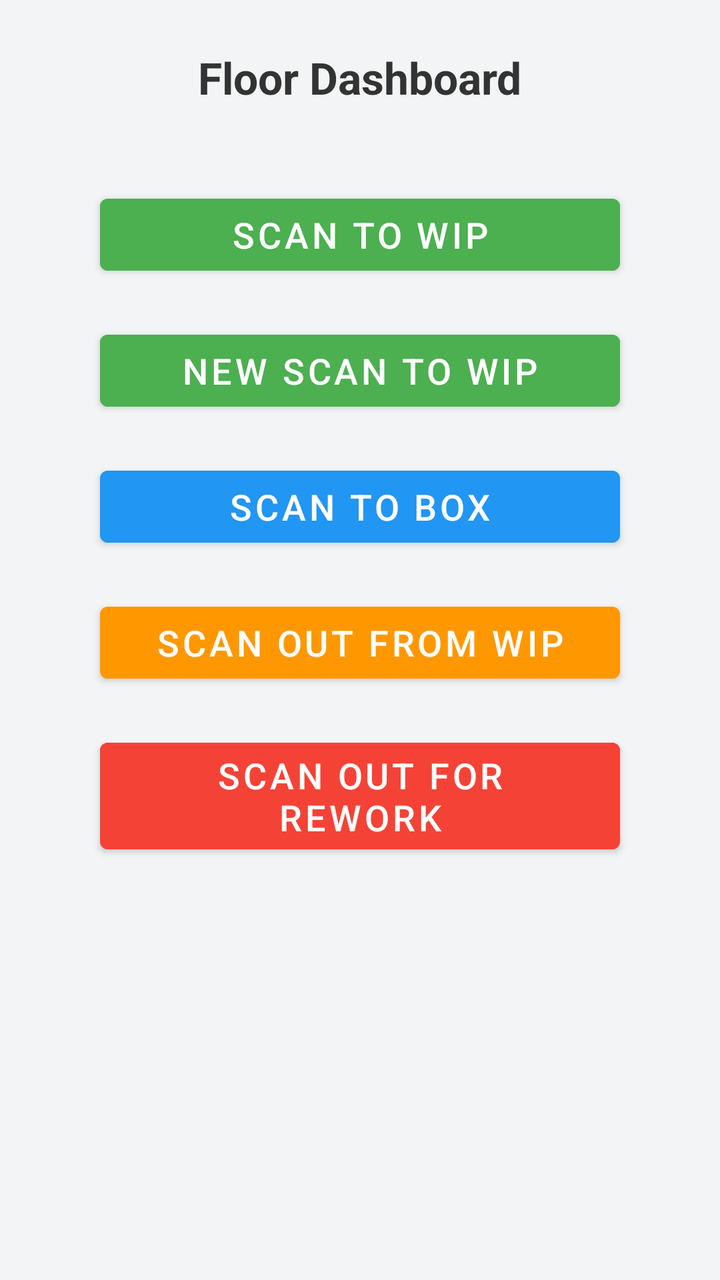
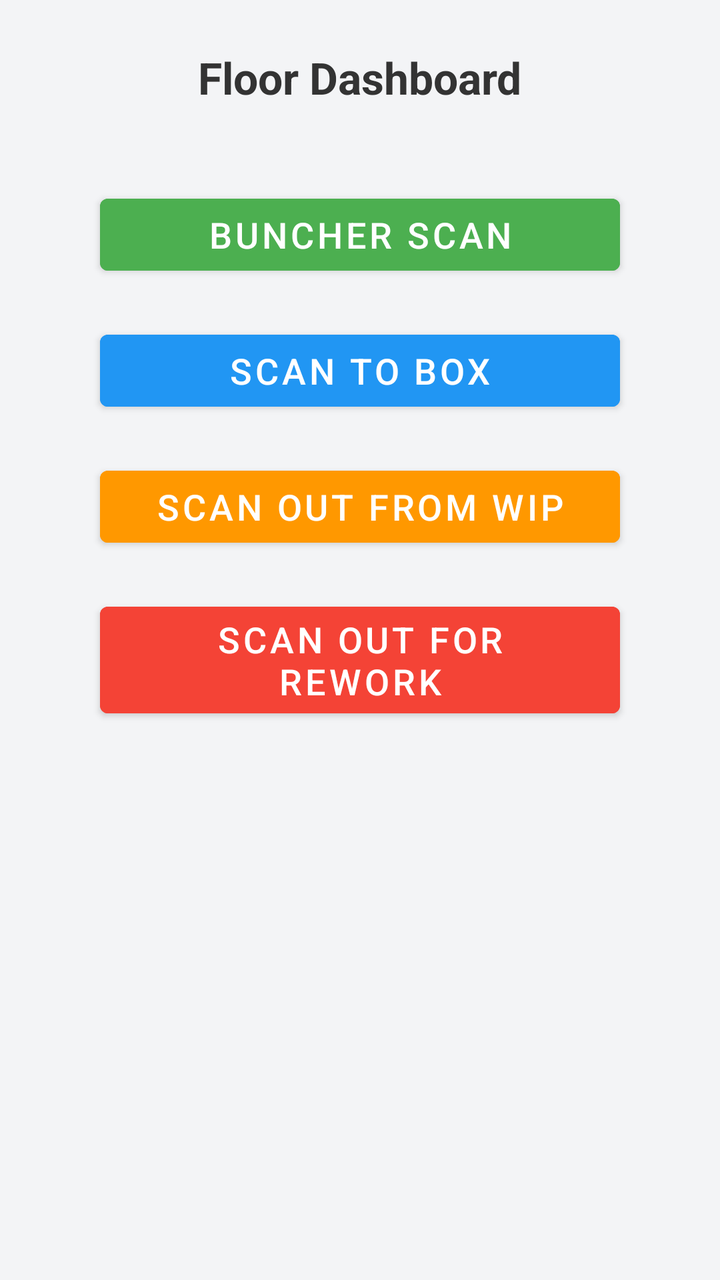

Compare the two renders of this Android layout. The source of the first and the diff that turns it into the second are given below.
<!-- AndroidManifest.xml: application theme Theme.YourApp -->
<!-- res/layout/activity_floor_dashboard.xml -->
<?xml version="1.0" encoding="utf-8"?>
<ScrollView xmlns:android="http://schemas.android.com/apk/res/android"
    android:layout_width="match_parent"
    android:layout_height="match_parent"
    android:background="#F3F4F6">

    <LinearLayout
        android:orientation="vertical"
        android:gravity="center"
        android:padding="24dp"
        android:layout_width="match_parent"
        android:layout_height="wrap_content">

        <TextView
            android:id="@+id/floorWelcomeText"
            android:text="Floor Dashboard"
            android:textColor="#333333"
            android:textSize="22sp"
            android:textStyle="bold"
            android:layout_marginBottom="40dp"
            android:layout_width="wrap_content"
            android:layout_height="wrap_content" />

        <Button
            android:id="@+id/scanToWipBtn"
            android:text="Scan to WIP"
            android:layout_width="260dp"
            android:layout_height="wrap_content"
            android:textSize="18sp"
            android:textColor="#FFFFFF"
            android:backgroundTint="#4CAF50"
            android:layout_marginBottom="20dp" />

        <Button
            android:id="@+id/newscanToWipBtn"
            android:text="New Scan to WIP"
            android:layout_width="260dp"
            android:layout_height="wrap_content"
            android:textSize="18sp"
            android:textColor="#FFFFFF"
            android:backgroundTint="#4CAF50"
            android:layout_marginBottom="20dp" />

        <Button
            android:id="@+id/scanToBoxBtn"
            android:text="Scan to Box"
            android:layout_width="260dp"
            android:layout_height="wrap_content"
            android:textSize="18sp"
            android:textColor="#FFFFFF"
            android:backgroundTint="#2196F3"
            android:layout_marginBottom="20dp" />

        <Button
            android:id="@+id/scanOutWipBtn"
            android:text="Scan Out from WIP"
            android:layout_width="260dp"
            android:layout_height="wrap_content"
            android:textSize="18sp"
            android:textColor="#FFFFFF"
            android:backgroundTint="#FF9800"
            android:layout_marginBottom="20dp" />

        <Button
            android:id="@+id/scanOutReworkBtn"
            android:text="Scan Out for Rework"
            android:layout_width="260dp"
            android:layout_height="wrap_content"
            android:textSize="18sp"
            android:textColor="#FFFFFF"
            android:backgroundTint="#F44336" />

    </LinearLayout>
</ScrollView>
<!-- resources referenced by this layout -->
<resources>
  <style name="Theme.YourApp" parent="Theme.MaterialComponents.DayNight.NoActionBar">
          
          <item name="colorPrimary">@color/teal_700</item>
          <item name="colorPrimaryVariant">@color/teal_200</item>
          <item name="colorOnPrimary">@android:color/white</item>
  
          
          <item name="colorSecondary">@color/purple_500</item>
          <item name="colorSecondaryVariant">@color/purple_700</item>
          <item name="colorOnSecondary">@android:color/white</item>
  
          
          <item name="android:colorBackground">@color/white</item>
          <item name="colorSurface">@color/white</item>
          <item name="colorOnSurface">@android:color/black</item>
  
          
          <item name="android:statusBarColor">?attr/colorPrimaryVariant</item>
      </style>
  <color name="teal_700">#018786</color>
  <color name="teal_200">#03DAC5</color>
  <color name="purple_500">#6200EE</color>
  <color name="purple_700">#3700B3</color>
  <color name="white">#FFFFFF</color>
</resources>

<!-- the commit's change to res/layout/activity_floor_dashboard.xml (unified diff, before → after) -->
@@ -21,19 +21,19 @@
             android:layout_width="wrap_content"
             android:layout_height="wrap_content" />
 
-        <Button
-            android:id="@+id/scanToWipBtn"
-            android:text="Scan to WIP"
-            android:layout_width="260dp"
-            android:layout_height="wrap_content"
-            android:textSize="18sp"
-            android:textColor="#FFFFFF"
-            android:backgroundTint="#4CAF50"
-            android:layout_marginBottom="20dp" />
+
+
+
+
+
+
+
+
+
 
         <Button
             android:id="@+id/newscanToWipBtn"
-            android:text="New Scan to WIP"
+            android:text="BUNCHER SCAN"
             android:layout_width="260dp"
             android:layout_height="wrap_content"
             android:textSize="18sp"
<!-- resource entries referenced after the edit -->
@@ -18,6 +18,11 @@
   
           
           <item name="android:statusBarColor">?attr/colorPrimaryVariant</item>
+  
+  
+  
+  
+  
       </style>
   <color name="teal_700">#018786</color>
   <color name="teal_200">#03DAC5</color>
